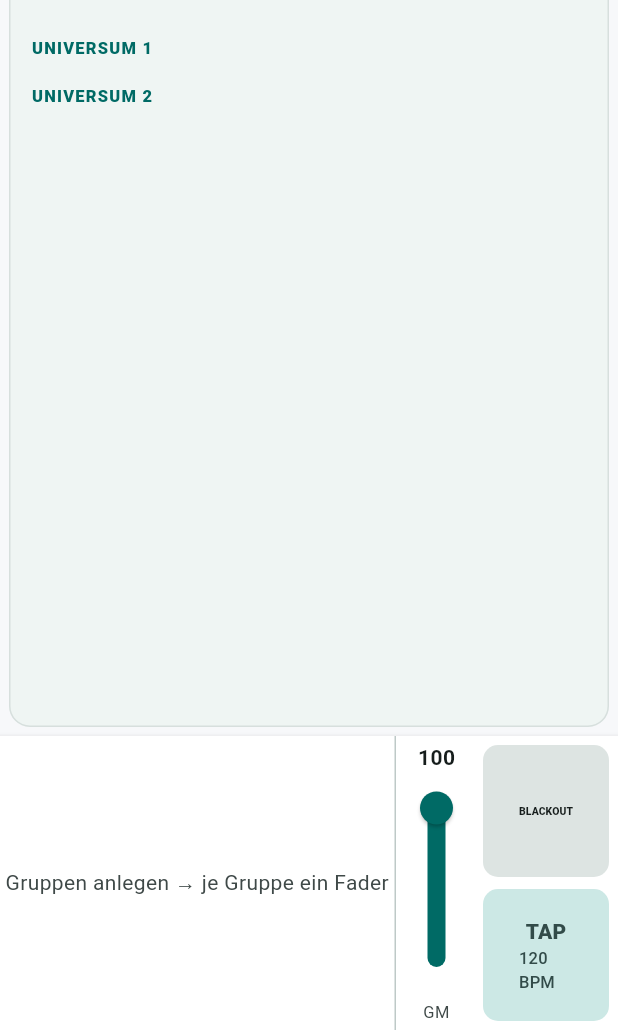
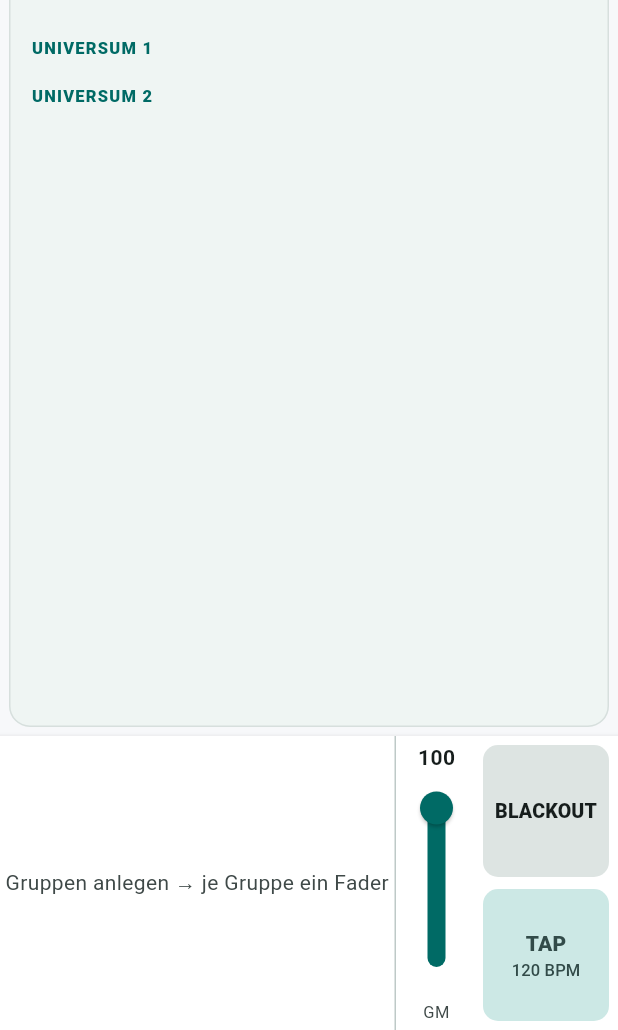
Before and after one commit to christianfischer-mdrsc/DMX_Dongle, a Flutter app: the PultScreen screen opened directly, on a phone screen of 412 x 824 dp, the part 206-1236 px from its top. Run offline on Flutter 3.47's test engine with Material 3 defaults, Android fonts, the phone set to English and light mode, and no system bars; our stand-ins replace file_picker, share_plus, shared_preferences, supabase_flutter, wakelock_plus; accounts and stored records are empty; statements that could not run were skipped.

Commit message:
Pult: TAP-Taste passt auch in flache Fader-Leiste
Co-Authored-By: Claude Opus 5.5 <noreply@anthropic.com>
Claude-Session: https://claude.ai/code/session_01R1dYGUTMByihvtSvmFy8ZB

```diff
--- a/app/lib/ui/pult_screen.dart
+++ b/app/lib/ui/pult_screen.dart
@@ -637,6 +637,7 @@ class _FaderWing extends StatelessWidget {
                             backgroundColor: e.blackout ? s.error : s.surfaceContainerHighest,
                             foregroundColor: e.blackout ? s.onError : s.onSurface,
                             shape: RoundedRectangleBorder(borderRadius: BorderRadius.circular(10)),
+                            padding: compact ? const EdgeInsets.symmetric(horizontal: 8, vertical: 4) : null,
                           ),
                           onPressed: () => e.blackout = !e.blackout,
                           child: const FittedBox(child: Text('BLACKOUT', style: TextStyle(fontWeight: FontWeight.w800))),
@@ -647,14 +648,15 @@ class _FaderWing extends StatelessWidget {
                         child: FilledButton.tonal(
                           style: FilledButton.styleFrom(
                             shape: RoundedRectangleBorder(borderRadius: BorderRadius.circular(10)),
+                            padding: compact ? const EdgeInsets.symmetric(horizontal: 8, vertical: 4) : null,
                           ),
                           onPressed: e.tap,
-                          child: Column(mainAxisAlignment: MainAxisAlignment.center, children: [
+                          child: FittedBox(child: Column(mainAxisSize: MainAxisSize.min, children: [
                             const Text('TAP', style: TextStyle(fontWeight: FontWeight.w800)),
                             Text('${e.bpm.round()} BPM',
                                 style: const TextStyle(
                                     fontSize: 11, fontFeatures: [FontFeature.tabularFigures()])),
-                          ]),
+                          ])),
                         ),
                       ),
                     ]),
```
